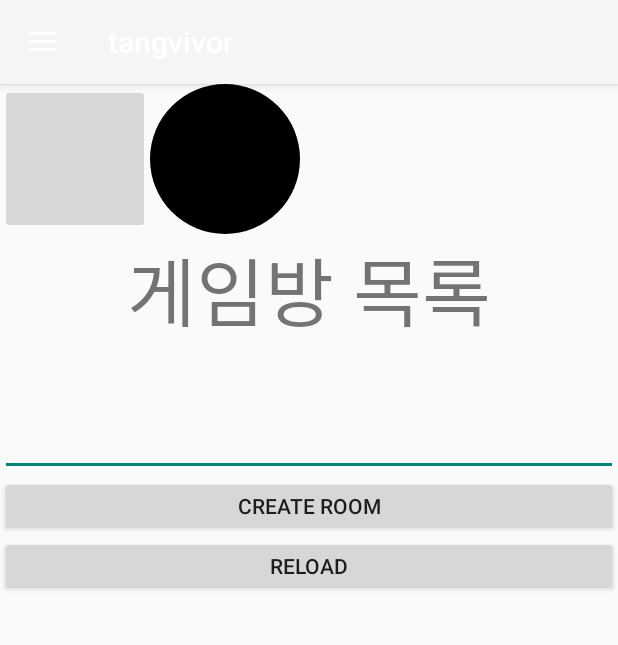
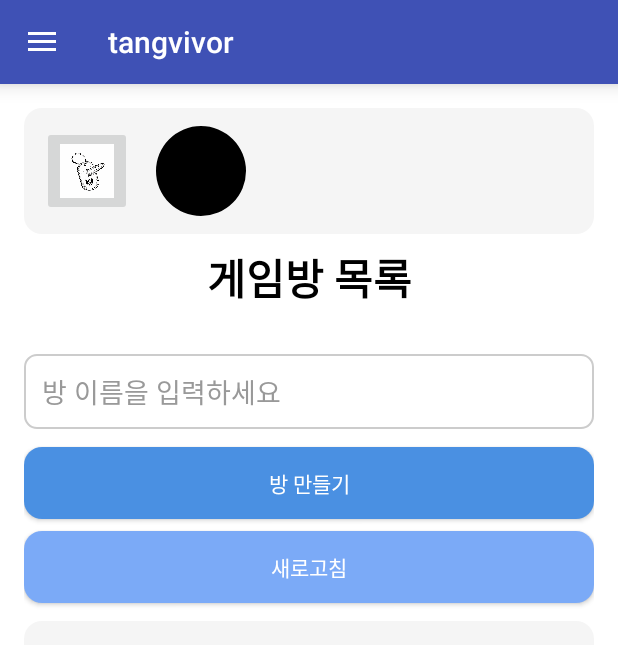
Before and after one commit to Apptive-Game-Team/tangvivor, an Android app built with Jetpack Compose: the RoomListActivity screen opened directly, with no data from a screen before it, on a phone screen of 412 x 824 dp. Shown: the top 645 px of the screen. Run offline under Robolectric (Android 15) with nearby library versions, the phone set to English and light mode, and no system bars; our stand-ins replace Firebase (no records; nobody signed in at launch, a user with empty details on screens opened directly); libraries missing offline, so code that uses them is left out: com.google.android.gms.

Commit message:
feature design

```diff
--- /dev/null
+++ b/app/src/main/res/drawable/circle_button_bg.xml
@@ -0,0 +1,5 @@
+<?xml version="1.0" encoding="utf-8"?>
+<shape xmlns:android="http://schemas.android.com/apk/res/android">
+    <solid android:color="#DDDDDD"/>
+    <corners android:radius="50dp"/>
+</shape>
--- /dev/null
+++ b/app/src/main/res/drawable/rounded_bg_light.xml
@@ -0,0 +1,6 @@
+<?xml version="1.0" encoding="utf-8"?>
+<shape xmlns:android="http://schemas.android.com/apk/res/android"
+    android:shape="rectangle">
+    <solid android:color="#F5F5F5"/>
+    <corners android:radius="12dp"/>
+</shape>
--- /dev/null
+++ b/app/src/main/res/drawable/rounded_edittext_bg.xml
@@ -0,0 +1,6 @@
+<?xml version="1.0" encoding="utf-8"?>
+<shape xmlns:android="http://schemas.android.com/apk/res/android">
+    <solid android:color="#FFFFFF"/>
+    <stroke android:width="1dp" android:color="#CCCCCC"/>
+    <corners android:radius="8dp"/>
+</shape>
--- /dev/null
+++ b/app/src/main/res/drawable/rounded_primary_button.xml
@@ -0,0 +1,5 @@
+<?xml version="1.0" encoding="utf-8"?>
+<shape xmlns:android="http://schemas.android.com/apk/res/android">
+    <solid android:color="#4A90E2" />
+    <corners android:radius="12dp" />
+</shape>
--- /dev/null
+++ b/app/src/main/res/drawable/rounded_secondary_button.xml
@@ -0,0 +1,5 @@
+<?xml version="1.0" encoding="utf-8"?>
+<shape xmlns:android="http://schemas.android.com/apk/res/android">
+    <solid android:color="#7BAAF7" />
+    <corners android:radius="12dp" />
+</shape>
--- a/app/src/main/res/layout/activity_base.xml
+++ b/app/src/main/res/layout/activity_base.xml
@@ -2,6 +2,7 @@
 <androidx.drawerlayout.widget.DrawerLayout
     android:id="@+id/drawer_layout"
     xmlns:android="http://schemas.android.com/apk/res/android"
+    xmlns:card_view="http://schemas.android.com/apk/res-auto"
     android:layout_width="match_parent"
     android:layout_height="match_parent">
 
@@ -14,8 +15,8 @@
             android:id="@+id/toolbar"
             android:layout_width="match_parent"
             android:layout_height="?attr/actionBarSize"
-            android:background="?attr/colorPrimary"
-            android:elevation="4dp"
+            android:background="#3F51B5"
+            android:elevation="8dp"
             android:theme="@style/ThemeOverlay.AppCompat.Dark.ActionBar" />
 
         <!-- 본문 컨텐츠 -->
@@ -26,25 +27,43 @@
     </LinearLayout>
 
     <LinearLayout
-        android:layout_width="200dp"
+        android:layout_width="220dp"
         android:layout_height="match_parent"
         android:layout_gravity="start"
-        android:clickable="true"
-        android:background="@color/black"
-        android:orientation="vertical">
+        android:orientation="vertical"
+        android:background="#1A237E"
+        android:paddingTop="16dp"
+        android:paddingBottom="16dp">
 
-        <TextView
+        <androidx.cardview.widget.CardView
             android:layout_width="match_parent"
-            android:textColor="@color/white"
-            android:textSize="20sp"
-            android:layout_height="100dp"
-            android:text="Nearby Players"/>
+            android:layout_height="60dp"
+            android:layout_marginStart="12dp"
+            android:layout_marginEnd="12dp"
+            card_view:cardCornerRadius="12dp"
+            card_view:cardElevation="6dp"
+            android:background="#3949AB">
+
+            <TextView
+                android:layout_width="match_parent"
+                android:layout_height="match_parent"
+                android:gravity="center_vertical|start"
+                android:paddingStart="20dp"
+                android:text="Nearby Players"
+                android:textColor="#04080B"
+                android:textSize="22sp"
+                android:textStyle="bold" />
+        </androidx.cardview.widget.CardView>
 
         <androidx.recyclerview.widget.RecyclerView
             android:layout_width="match_parent"
             android:id="@+id/recycler_view"
             android:layout_height="0dp"
-            android:layout_weight="1"/>
+            android:layout_weight="1"
+            android:layout_marginTop="12dp"
+            android:clipToPadding="false"
+            android:paddingStart="8dp"
+            android:paddingEnd="8dp" />
 
     </LinearLayout>
 </androidx.drawerlayout.widget.DrawerLayout>
--- a/app/src/main/res/layout/activity_game.xml
+++ b/app/src/main/res/layout/activity_game.xml
@@ -41,6 +41,8 @@
         android:max="100"
         android:progress="100"
         style="@android:style/Widget.ProgressBar.Horizontal"
+        android:progressTint="#FF5252"
+        android:backgroundTint="#CCCCCC"
         app:layout_constraintTop_toTopOf="parent" />
 
     <ProgressBar
@@ -50,6 +52,8 @@
         style="@android:style/Widget.ProgressBar.Horizontal"
         android:max="100"
         android:progress="100"
+        android:progressTint="#4CAF50"
+        android:backgroundTint="#CCCCCC"
         app:layout_constraintBottom_toBottomOf="parent" />
 
     <ImageView
--- a/app/src/main/res/layout/activity_room_list.xml
+++ b/app/src/main/res/layout/activity_room_list.xml
@@ -3,58 +3,98 @@
     xmlns:app="http://schemas.android.com/apk/res-auto"
     android:orientation="vertical"
     android:layout_width="match_parent"
-    android:layout_height="match_parent">
+    android:layout_height="match_parent"
+    android:background="@color/white"
+    android:padding="16dp">
+
+    <!-- 상단 프로필 영역 -->
     <LinearLayout
         android:layout_width="match_parent"
-        android:layout_height="100dp">
+        android:layout_height="wrap_content"
+        android:orientation="horizontal"
+        android:gravity="center_vertical"
+        android:paddingBottom="16dp"
+        android:background="@drawable/rounded_bg_light"
+        android:padding="12dp">
+
         <ImageButton
-            android:layout_width="100dp"
-            android:layout_height="100dp"
             android:id="@+id/leader_board_button"
-            />
+            android:layout_width="60dp"
+            android:layout_height="60dp"
+            android:src="@drawable/score_logo"
+            android:scaleType="centerInside"
+            android:contentDescription="Leaderboard" />
 
         <com.google.android.material.imageview.ShapeableImageView
             android:id="@+id/head_image"
-            android:layout_width="100dp"
-            android:layout_height="100dp"
-            android:background="@color/black"
-            app:shapeAppearanceOverlay="@style/ShapeAppearanceOverlay.App.CornerSize50Percent"/>
+            android:layout_width="60dp"
+            android:layout_height="60dp"
+            android:layout_marginStart="16dp"
+            android:background="#000000"
+            app:shapeAppearanceOverlay="@style/ShapeAppearanceOverlay.App.CornerSize50Percent"
+            android:contentDescription="Profile Image" />
     </LinearLayout>
 
+    <!-- 게임방 목록 텍스트 -->
     <TextView
         android:layout_width="match_parent"
         android:layout_height="wrap_content"
         android:gravity="center"
         android:text="게임방 목록"
-        android:textSize="50sp"/>
+        android:textSize="28sp"
+        android:textStyle="bold"
+        android:textColor="@color/black"
+        android:paddingTop="8dp" />
+
+    <!-- 내 이름 -->
     <TextView
+        android:id="@+id/my_name"
         android:layout_width="match_parent"
         android:layout_height="wrap_content"
         android:gravity="center"
-        android:id="@+id/my_name"
-        android:textSize="20sp"/>
+        android:textSize="16sp"
+        android:textColor="@color/dark_gray"
+        android:paddingBottom="8dp" />
+
+    <!-- 방 제목 입력 -->
     <EditText
+        android:id="@+id/room_name"
         android:layout_width="match_parent"
-        android:layout_height="60dp"
-        android:id="@+id/room_name"/>
+        android:layout_height="50dp"
+        android:hint="방 이름을 입력하세요"
+        android:background="@drawable/rounded_edittext_bg"
+        android:paddingHorizontal="12dp"
+        android:textColor="@color/black"
+        android:textColorHint="@color/gray"
+        android:layout_marginBottom="12dp" />
+
+    <!-- 버튼들 -->
     <Button
+        android:id="@+id/create_room_button"
         android:layout_width="match_parent"
-        android:layout_height="40dp"
-        android:text="create room"
-        android:id="@+id/create_room_button"/>
+        android:layout_height="48dp"
+        android:text="방 만들기"
+        android:textColor="@color/white"
+        android:background="@drawable/rounded_primary_button"
+        android:layout_marginBottom="8dp"/>
 
     <Button
+        android:id="@+id/reload_button"
         android:layout_width="match_parent"
-        android:layout_height="40dp"
-        android:text="reload"
-        android:id="@+id/reload_button"/>
+        android:layout_height="48dp"
+        android:text="새로고침"
+        android:textColor="@color/white"
+        android:background="@drawable/rounded_secondary_button"
+        android:layout_marginBottom="12dp"/>
 
+    <!-- RecyclerView -->
     <androidx.recyclerview.widget.RecyclerView
         android:id="@+id/room_list_recycler_view"
         android:layout_width="match_parent"
-        android:layout_height="match_parent"
-        android:padding="16dp"
+        android:layout_height="0dp"
+        android:layout_weight="1"
+        android:padding="8dp"
         android:clipToPadding="false"
-        android:scrollbars="vertical"/>
-
+        android:scrollbars="vertical"
+        android:background="@drawable/rounded_bg_light" />
 </LinearLayout>
--- a/app/src/main/res/values/colors.xml
+++ b/app/src/main/res/values/colors.xml
@@ -7,4 +7,6 @@
     <color name="teal_700">#FF018786</color>
     <color name="black">#FF000000</color>
     <color name="white">#FFFFFFFF</color>
+    <color name="dark_gray">#555555</color>
+    <color name="gray">#999999</color>
 </resources>
```
Also changed, not shown: app/src/main/res/layout/activity_main.xml (+13 -8 lines), app/src/main/res/layout/activity_result.xml (+8 -6 lines), app/src/main/res/layout/game_item.xml (+19 -10 lines), app/src/main/res/layout/player_item.xml (+14 -8 lines), app/src/main/res/drawable/score_logo.png (added).
